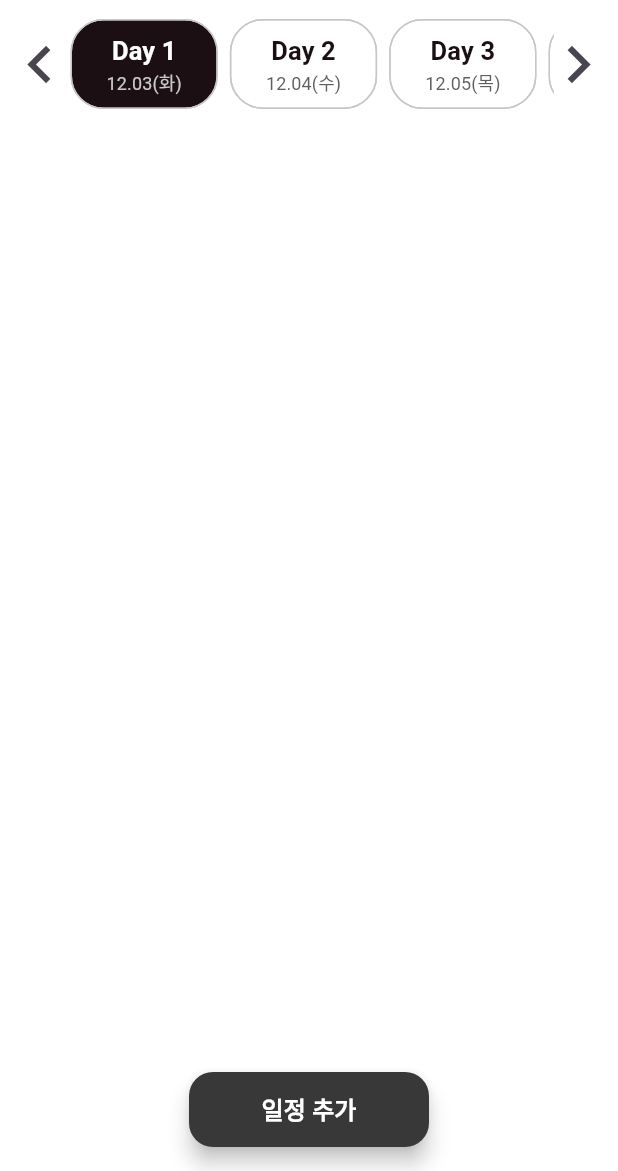
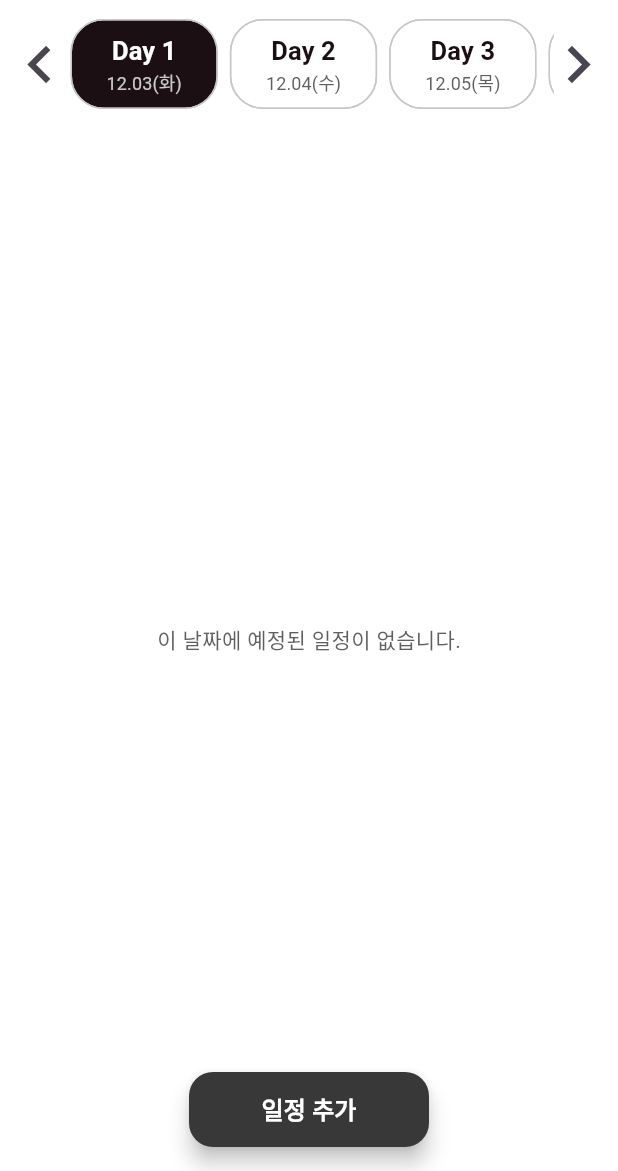
Before and after one commit to HS-Advanced-Mobile-Programming/overture, a Flutter app: the ScheduleView screen opened directly, on a phone screen of 412 x 824 dp, the part 65-1236 px from its top. Run offline on Flutter 3.47's test engine with Material 3 defaults, Android fonts, the phone set to English and light mode, and no system bars; our stand-ins replace dotted_line, flutter_dotenv, flutter_rating_bar, flutter_time_picker_spinner, geolocator, google_maps_flutter and 2 more; missing offline and left inert: counter_button, dart:ffi, expandable_widgets, flutter_animated_icons; generated files the repository leaves out were written again.

Commit message:
[ui]: empty schedule text

```diff
--- a/lib/screens/schedule_view.dart
+++ b/lib/screens/schedule_view.dart
@@ -55,10 +55,21 @@ class _ScheduleViewState extends State<ScheduleView> {
                     scheduleModel.schedulesForDate(_selectedDate!);
                 final filteredScheduleModel = ScheduleModel();
                 filteredScheduleModel.addScheduleList(filteredSchedules);
-                return ListView.builder(
+                return filteredScheduleModel.schedules.isEmpty
+                    ? const Column(
+                        mainAxisAlignment: MainAxisAlignment.center,
+                        children: [
+                          Text(
+                            "이 날짜에 예정된 일정이 없습니다.",
+                            style: TextStyle(color: Color(0xff5F5F5F)),
+                          )
+                        ],
+                      )
+                    : ListView.builder(
                         itemCount: filteredScheduleModel.schedules.length,
                         itemBuilder: (context, index) {
-                    final schedule = filteredScheduleModel.schedules[index];
+                          final schedule =
+                              filteredScheduleModel.schedules[index];
                           return Padding(
                             padding: const EdgeInsets.all(15),
                             child: Container(
@@ -68,7 +79,8 @@ class _ScheduleViewState extends State<ScheduleView> {
                                 _showScheduleForm(context, schedule: schedule);
                               },
                               onDelete: () {
-                          filteredScheduleModel.deleteSchedule(schedule.id);
+                                filteredScheduleModel
+                                    .deleteSchedule(schedule.id);
                                 scheduleModel.deleteSchedule(schedule.id);
                                 ScaffoldMessenger.of(context).showSnackBar(
                                   SnackBar(
@@ -76,7 +88,8 @@ class _ScheduleViewState extends State<ScheduleView> {
                                     action: SnackBarAction(
                                       label: '되돌리기',
                                       onPressed: () {
-                                  filteredScheduleModel.addSchedule(schedule);
+                                        filteredScheduleModel
+                                            .addSchedule(schedule);
                                         scheduleModel.addSchedule(schedule);
                                       },
                                     ),
```
Lines whose indentation alone changed are shown as unchanged.
